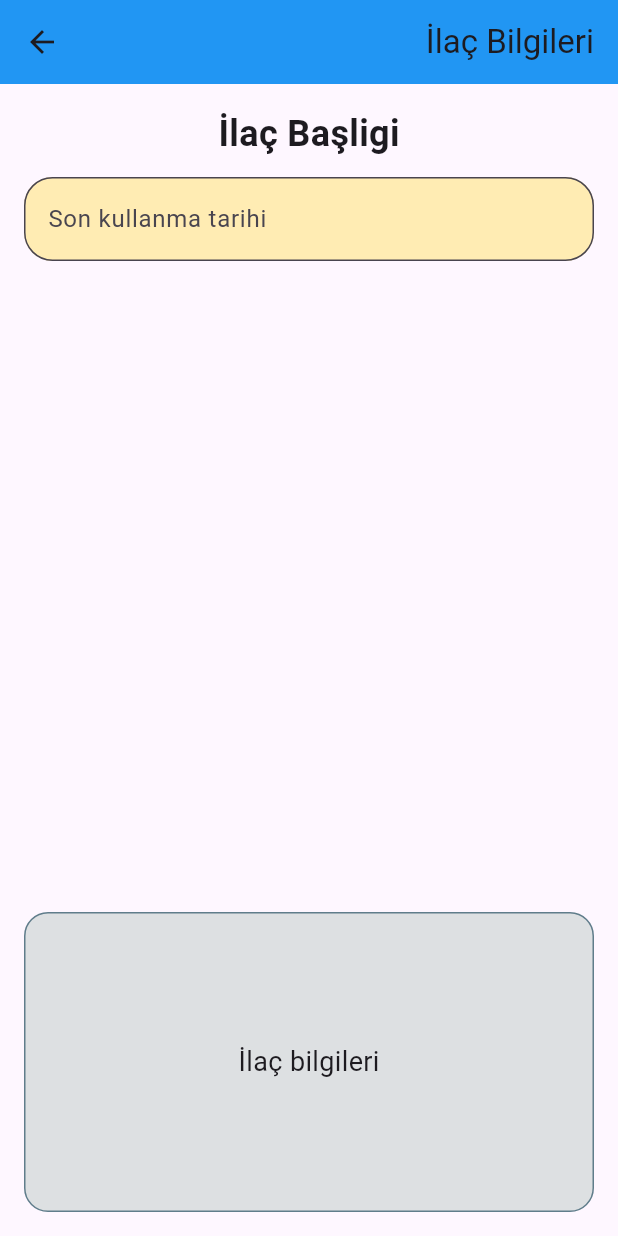
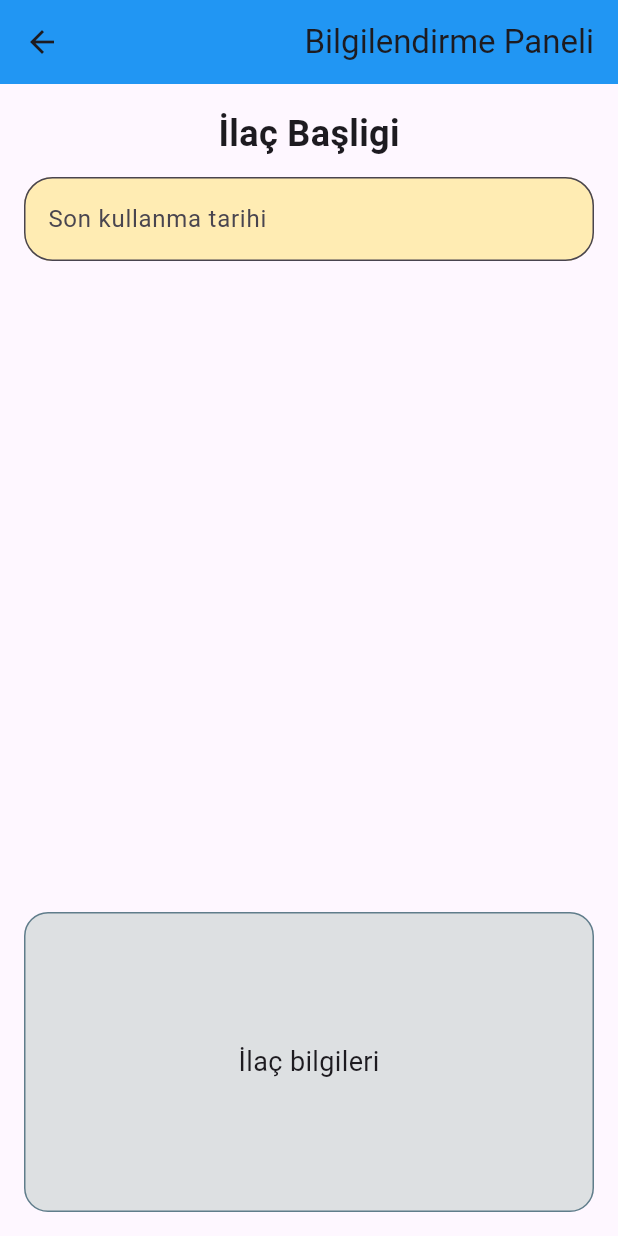
Before and after one commit to Team7466/cymed, a Flutter app: the screen it shows after launch, on a phone screen of 412 x 824 dp. Run offline on Flutter 3.47's test engine with Material 3 defaults, Android fonts, the phone set to English and light mode, and no system bars.

Commit message:
karısıklıkolmamasıicinappbaradıfix

```diff
--- a/lib/info_screen.dart
+++ b/lib/info_screen.dart
@@ -15,7 +15,7 @@ class IlacPage extends StatelessWidget {
         ),
         title: const Align(
           alignment: Alignment.centerRight,
-          child: Text('İlaç Bilgileri'),
+          child: Text('Bilgilendirme Paneli'),
         ),
         backgroundColor: Colors.blue, // Renk istersen
       ),
```
